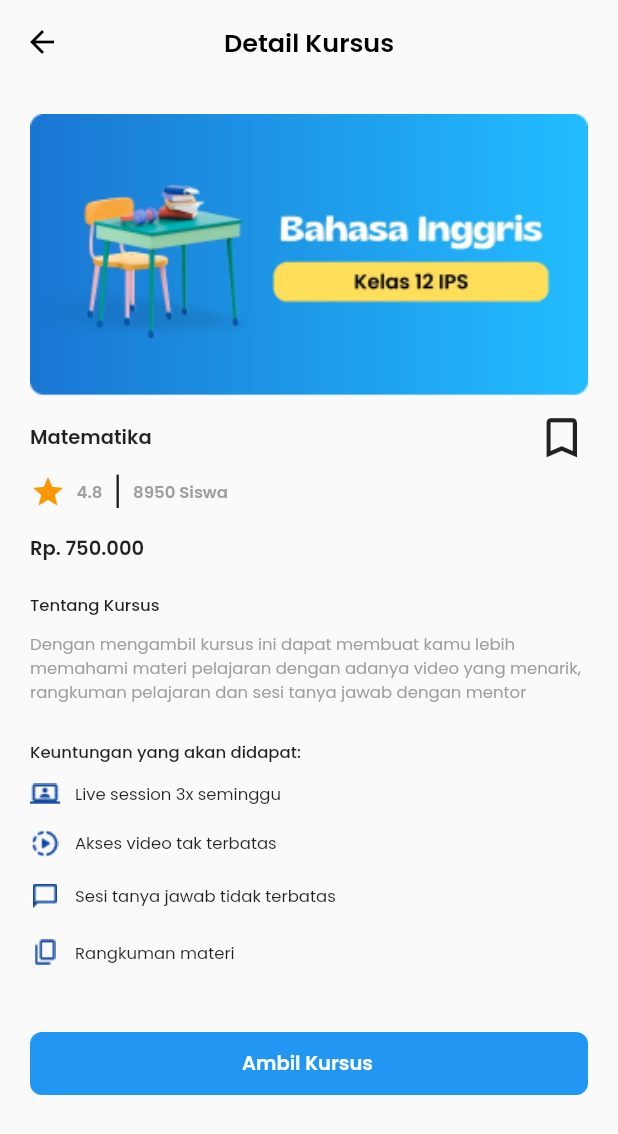
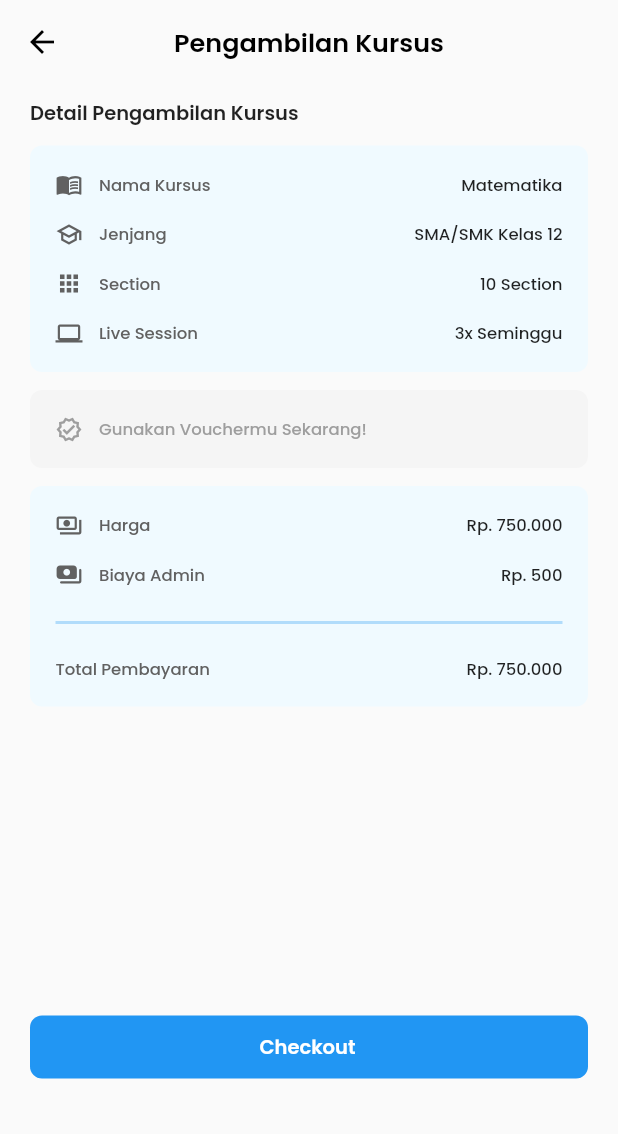
Before and after one commit to Kelompok-2-Capstone-Alterra-Academy/flutter-repo, a Flutter app: the SellCourseDetailScreen screen opened directly with empty values, after a tap on "Ambil Kursus", on a phone screen of 412 x 824 dp. Shown: the top 1134 px of the screen. Run offline on Flutter 3.47's test engine with Material 2 defaults, Android fonts, the phone set to English and light mode, and no system bars; our stand-ins replace flutter_svg, google_fonts.

Commit message:
feat: add course payment page

```diff
--- a/lib/main.dart
+++ b/lib/main.dart
@@ -1,9 +1,9 @@
 import 'package:flutter/material.dart';
 import 'package:staredu/views/screen/auth/login/login_screen.dart';
 import 'package:staredu/views/screen/home/home_screen.dart';
+import 'package:staredu/views/screen/sell_course/course_payment_screen.dart';
+import 'package:staredu/views/screen/sell_course/sell_course_screen.dart';
 import 'package:staredu/views/screen/splash_welcome/splash_welcome_screen.dart';
-
-import 'views/screen/sell_course/sell_course_screen.dart';
 
 void main() {
   runApp(const StarEdu());
@@ -22,12 +22,12 @@ class StarEdu extends StatelessWidget {
       theme: ThemeData(
         primaryColor: Colors.white,
       ),
-      initialRoute: LoginScreen.routeName,
-      routes: {
-        SplashWelcomeScreen.routeName: (context) => const SplashWelcomeScreen(),
-        HomeScreen.routeName: (context) => const HomeScreen(),
-        LoginScreen.routeName: (context) => const LoginScreen(),
-      },
+      // initialRoute: LoginScreen.routeName,
+      // routes: {
+      //   SplashWelcomeScreen.routeName: (context) => const SplashWelcomeScreen(),
+      //   HomeScreen.routeName: (context) => const HomeScreen(),
+      //   LoginScreen.routeName: (context) => const LoginScreen(),
+      // },
     );
   }
 }
--- a/lib/utils/color/color.dart
+++ b/lib/utils/color/color.dart
@@ -11,3 +11,4 @@ const Color searchBarColor = Color(0xFFF5F5F5);
 const Color searchBarTextColor = Color(0xFF9E9E9E);
 const Color blackColor = Colors.black;
 const Color whiteColor = Colors.white;
+const Color greyColor = Color(0xFF616161);
--- /dev/null
+++ b/lib/views/screen/sell_course/course_payment_screen.dart
@@ -0,0 +1,187 @@
+import 'package:flutter/material.dart';
+import 'package:google_fonts/google_fonts.dart';
+import 'package:staredu/utils/constant/sell_course_list.dart';
+import 'package:staredu/views/screen/sell_course/sell_course_screen.dart';
+import 'package:staredu/widgets/sell_course/primary_button.dart';
+
+import '../../../utils/color/color.dart';
+import '../../../widgets/sell_course/detail_payment.dart';
+
+class CoursePaymentScreen extends StatefulWidget {
+  final int indexSellCourse;
+
+  const CoursePaymentScreen({super.key, required this.indexSellCourse});
+
+  @override
+  State<CoursePaymentScreen> createState() => _CoursePaymentScreenState();
+}
+
+class _CoursePaymentScreenState extends State<CoursePaymentScreen> {
+  @override
+  Widget build(BuildContext context) {
+    final screenWidth = MediaQuery.of(context).size.width;
+    final screenHeight = MediaQuery.of(context).size.height;
+
+    return Scaffold(
+      appBar: AppBar(
+        title: Text(
+          "Pengambilan Kursus",
+          style: GoogleFonts.poppins(
+              fontSize: 17, fontWeight: FontWeight.w600, color: blackColor),
+        ),
+        centerTitle: true,
+        elevation: 0,
+        iconTheme: const IconThemeData(color: blackColor),
+        backgroundColor: Colors.transparent,
+      ),
+      body: SingleChildScrollView(
+        child: Padding(
+          padding: const EdgeInsets.only(left: 20, right: 20),
+          child: Column(
+            crossAxisAlignment: CrossAxisAlignment.start,
+            children: [
+              const SizedBox(height: 10),
+              Text(
+                "Detail Pengambilan Kursus",
+                style: GoogleFonts.poppins(
+                  fontSize: 13,
+                  fontWeight: FontWeight.w600,
+                ),
+              ),
+              const SizedBox(height: 12),
+              Container(
+                width: screenWidth,
+                decoration: const BoxDecoration(
+                  color: lightBlueColor,
+                  borderRadius: BorderRadius.all(
+                    Radius.circular(8),
+                  ),
+                ),
+                child: Padding(
+                  padding: const EdgeInsets.all(17),
+                  child: Column(
+                    children: [
+                      DetailPayment(
+                        icon: Icons.menu_book,
+                        title: "Nama Kursus",
+                        subtitle: sellCourses[widget.indexSellCourse].title!,
+                      ),
+                      const SizedBox(height: 15),
+                      const DetailPayment(
+                        icon: Icons.school_outlined,
+                        title: "Jenjang",
+                        subtitle: "SMA/SMK Kelas 12",
+                      ),
+                      const SizedBox(height: 15),
+                      const DetailPayment(
+                        icon: Icons.apps,
+                        title: "Section",
+                        subtitle: "10 Section",
+                      ),
+                      const SizedBox(height: 15),
+                      const DetailPayment(
+                        icon: Icons.laptop,
+                        title: "Live Session",
+                        subtitle: "3x Seminggu",
+                      ),
+                    ],
+                  ),
+                ),
+              ),
+              const SizedBox(height: 12),
+              Container(
+                width: screenWidth,
+                height: 52,
+                decoration: const BoxDecoration(
+                  color: searchBarColor,
+                  borderRadius: BorderRadius.all(
+                    Radius.circular(8),
+                  ),
+                ),
+                child: Padding(
+                  padding: const EdgeInsets.all(17.0),
+                  child: Row(
+                    children: [
+                      const Icon(
+                        Icons.verified_outlined,
+                        color: searchBarTextColor,
+                        size: 18,
+                      ),
+                      const SizedBox(width: 11),
+                      Text(
+                        "Gunakan Vouchermu Sekarang!",
+                        style: GoogleFonts.poppins(
+                            fontSize: 11,
+                            fontWeight: FontWeight.w500,
+                            color: searchBarTextColor),
+                      ),
+                    ],
+                  ),
+                ),
+              ),
+              const SizedBox(height: 12),
+              Container(
+                width: screenWidth,
+                decoration: const BoxDecoration(
+                  color: lightBlueColor,
+                  borderRadius: BorderRadius.all(
+                    Radius.circular(8),
+                  ),
+                ),
+                child: Padding(
+                  padding: const EdgeInsets.all(17),
+                  child: Column(
+                    children: [
+                      DetailPayment(
+                        icon: Icons.payments_outlined,
+                        title: "Harga",
+                        subtitle: sellCourses[widget.indexSellCourse].price!,
+                      ),
+                      const SizedBox(height: 15),
+                      const DetailPayment(
+                        icon: Icons.payments_rounded,
+                        title: "Biaya Admin",
+                        subtitle: "Rp. 500",
+                      ),
+                      const SizedBox(height: 15),
+                      Divider(
+                        color: primaryColor.withOpacity(0.3),
+                        thickness: 2,
+                      ),
+                      const SizedBox(height: 15),
+                      Row(
+                        mainAxisAlignment: MainAxisAlignment.spaceBetween,
+                        children: [
+                          Text(
+                            "Total Pembayaran",
+                            style: GoogleFonts.poppins(
+                                fontSize: 11,
+                                fontWeight: FontWeight.w500,
+                                color: greyColor),
+                          ),
+                          Text(
+                            "Rp. 750.000",
+                            style: GoogleFonts.poppins(
+                              fontSize: 11,
+                              fontWeight: FontWeight.w500,
+                            ),
+                          ),
+                        ],
+                      )
+                    ],
+                  ),
+                ),
+              ),
+              SizedBox(height: screenHeight * 0.25),
+              PrimaryButton(
+                screenWidth: screenWidth,
+                title: "Checkout",
+                page: const SellCourseScreen(),
+              )
+            ],
+          ),
+        ),
+      ),
+    );
+  }
+}
--- a/lib/views/screen/sell_course/sell_course_detail_screen.dart
+++ b/lib/views/screen/sell_course/sell_course_detail_screen.dart
@@ -2,8 +2,11 @@ import 'package:flutter/material.dart';
 import 'package:google_fonts/google_fonts.dart';
 import 'package:staredu/utils/color/color.dart';
 import 'package:staredu/utils/constant/sell_course_list.dart';
+import 'package:staredu/views/screen/sell_course/course_payment_screen.dart';
+import 'package:staredu/views/screen/sell_course/sell_course_screen.dart';
 
 import '../../../widgets/sell_course/detail_keuntungan.dart';
+import '../../../widgets/sell_course/primary_button.dart';
 
 class SellCourseDetailScreen extends StatefulWidget {
   final int indexSellCourse;
@@ -148,33 +151,11 @@ class _SellCourseDetailScreenState extends State<SellCourseDetailScreen> {
                 text: "Rangkuman materi",
               ),
               const SizedBox(height: 40),
-              Container(
-                height: 42,
-                width: screenWidth,
-                decoration: const BoxDecoration(
-                  color: primaryColor,
-                  borderRadius: BorderRadius.all(
-                    Radius.circular(8),
-                  ),
-                ),
-                child: Material(
-                  color: Colors.transparent,
-                  child: InkWell(
-                    onTap: () {},
-                    child: Padding(
-                      padding: const EdgeInsets.only(left: 10, right: 12),
-                      child: Center(
-                        child: Text(
-                          "Ambil Kursus",
-                          style: GoogleFonts.poppins(
-                              color: whiteColor,
-                              fontSize: 13,
-                              fontWeight: FontWeight.w600),
-                        ),
-                      ),
-                    ),
-                  ),
-                ),
+              PrimaryButton(
+                screenWidth: screenWidth,
+                title: "Ambil Kursus",
+                page: CoursePaymentScreen(
+                    indexSellCourse: widget.indexSellCourse),
               ),
             ],
           ),
--- /dev/null
+++ b/lib/widgets/sell_course/detail_payment.dart
@@ -0,0 +1,47 @@
+import 'package:flutter/material.dart';
+import 'package:google_fonts/google_fonts.dart';
+import '../../utils/color/color.dart';
+
+class DetailPayment extends StatelessWidget {
+  final String title;
+  final IconData icon;
+  final String subtitle;
+
+  const DetailPayment({
+    super.key,
+    required this.title,
+    required this.icon,
+    required this.subtitle,
+  });
+
+  @override
+  Widget build(BuildContext context) {
+    return Row(
+      mainAxisAlignment: MainAxisAlignment.spaceBetween,
+      children: [
+        Row(
+          children: [
+            Icon(
+              icon,
+              color: greyColor,
+              size: 18,
+            ),
+            const SizedBox(width: 11),
+            Text(
+              title,
+              style: GoogleFonts.poppins(
+                  fontSize: 11, fontWeight: FontWeight.w500, color: greyColor),
+            ),
+          ],
+        ),
+        Text(
+          subtitle,
+          style: GoogleFonts.poppins(
+            fontSize: 11,
+            fontWeight: FontWeight.w500,
+          ),
+        ),
+      ],
+    );
+  }
+}
--- /dev/null
+++ b/lib/widgets/sell_course/primary_button.dart
@@ -0,0 +1,56 @@
+import 'package:flutter/material.dart';
+import 'package:google_fonts/google_fonts.dart';
+
+import '../../utils/color/color.dart';
+
+class PrimaryButton extends StatelessWidget {
+  final String title;
+  final Widget page;
+
+  const PrimaryButton({
+    super.key,
+    required this.screenWidth,
+    required this.title,
+    required this.page,
+  });
+
+  final double screenWidth;
+
+  @override
+  Widget build(BuildContext context) {
+    return Container(
+      height: 42,
+      width: screenWidth,
+      decoration: const BoxDecoration(
+        color: primaryColor,
+        borderRadius: BorderRadius.all(
+          Radius.circular(8),
+        ),
+      ),
+      child: Material(
+        color: Colors.transparent,
+        child: InkWell(
+          onTap: () {
+            Navigator.push(
+                context,
+                MaterialPageRoute(
+                  builder: (context) => page,
+                ));
+          },
+          child: Padding(
+            padding: const EdgeInsets.only(left: 10, right: 12),
+            child: Center(
+              child: Text(
+                title,
+                style: GoogleFonts.poppins(
+                    color: whiteColor,
+                    fontSize: 13,
+                    fontWeight: FontWeight.w600),
+              ),
+            ),
+          ),
+        ),
+      ),
+    );
+  }
+}
```
